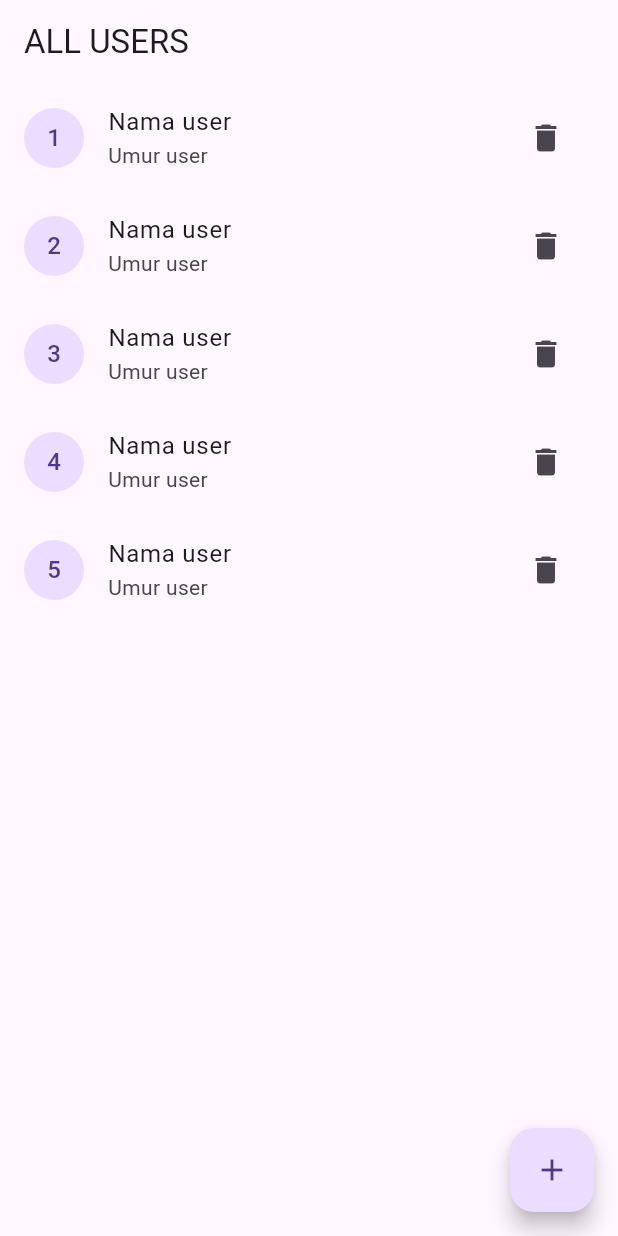
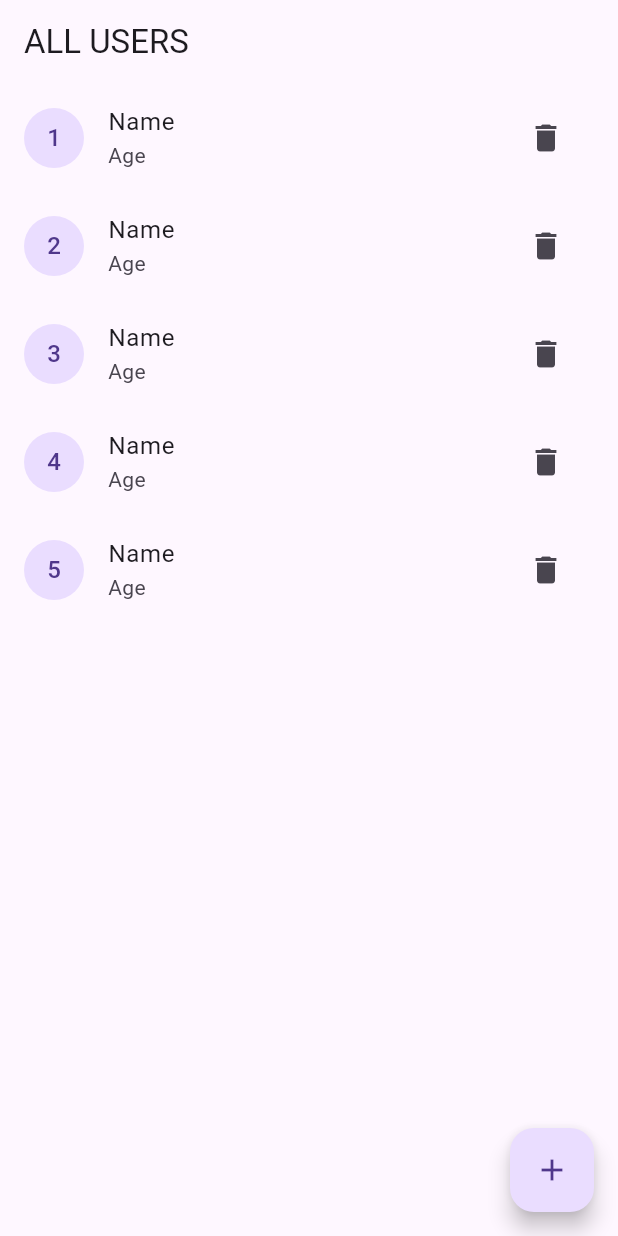
Before and after one commit to AlsoKnownAsZira/zira-user-bloc, a Flutter app: the screen it shows after launch, on a phone screen of 412 x 824 dp. Run offline on Flutter 3.47's test engine with Material 3 defaults, Android fonts, the phone set to English and light mode, and no system bars; our stand-ins replace bloc, equatable, flutter_bloc.

Commit message:
fix constant

```diff
--- a/lib/home/home.dart
+++ b/lib/home/home.dart
@@ -10,7 +10,7 @@ class HomePage extends StatelessWidget {
   Widget build(BuildContext context) {
     return Scaffold(
       appBar: AppBar(
-        title: Text("ALL USERS"),
+        title: const Text("ALL USERS"),
       ),
       body: ListView.builder(
         itemCount: 5,
@@ -27,11 +27,11 @@ class HomePage extends StatelessWidget {
             leading: CircleAvatar(
               child: Text("${index + 1}"),
             ),
-            title: Text("Nama user"),
-            subtitle: Text("Umur user"),
+            title: const Text("Name"),
+            subtitle: const Text("Age"),
             trailing: IconButton(
               onPressed: () {},
-              icon: Icon(Icons.delete),
+              icon: const Icon(Icons.delete),
             ),
           );
         },
@@ -45,7 +45,7 @@ class HomePage extends StatelessWidget {
             ),
           );
         },
-        child: Icon(Icons.add),
+        child: const Icon(Icons.add),
       ),
     );
   }
```
Also changed, not shown: lib/pages/add/add.dart (+6 -6 lines), lib/pages/edit/edit.dart (+7 -7 lines).
